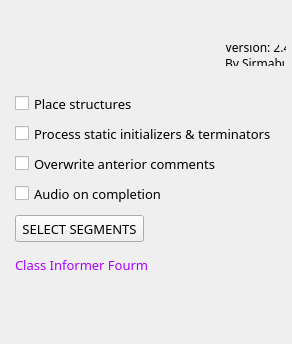
Qt form Plugin/dialog.ui (rcx/classinformer-ida7) before a commit.
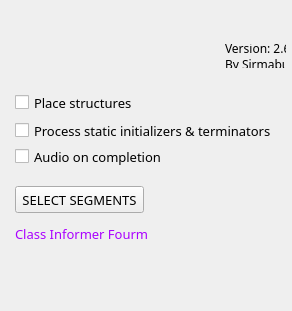
The same form after that commit. Icons and pictures are not drawn.

Diff of the .ui file:
```diff
--- a/Plugin/dialog.ui
+++ b/Plugin/dialog.ui
@@ -7,7 +7,7 @@
     <x>0</x>
     <y>0</y>
     <width>292</width>
-    <height>344</height>
+    <height>311</height>
    </rect>
   </property>
   <property name="sizePolicy">
@@ -19,13 +19,13 @@
   <property name="minimumSize">
    <size>
     <width>292</width>
-    <height>344</height>
+    <height>311</height>
    </size>
   </property>
   <property name="maximumSize">
    <size>
     <width>292</width>
-    <height>344</height>
+    <height>311</height>
    </size>
   </property>
   <property name="windowTitle">
@@ -45,7 +45,7 @@
    <property name="geometry">
     <rect>
      <x>120</x>
-     <y>312</y>
+     <y>272</y>
      <width>156</width>
      <height>24</height>
     </rect>
@@ -64,7 +64,7 @@
    <property name="geometry">
     <rect>
      <x>15</x>
-     <y>95</y>
+     <y>94</y>
      <width>121</width>
      <height>17</height>
     </rect>
@@ -86,7 +86,7 @@
    <property name="geometry">
     <rect>
      <x>15</x>
-     <y>125</y>
+     <y>122</y>
      <width>256</width>
      <height>17</height>
     </rect>
@@ -108,29 +108,7 @@
    <property name="geometry">
     <rect>
      <x>15</x>
-     <y>155</y>
-     <width>201</width>
-     <height>17</height>
-    </rect>
-   </property>
-   <property name="font">
-    <font>
-     <family>Noto Sans</family>
-     <pointsize>10</pointsize>
-    </font>
-   </property>
-   <property name="toolTip">
-    <string notr="true"/>
-   </property>
-   <property name="text">
-    <string>Overwrite anterior comments</string>
-   </property>
-  </widget>
-  <widget class="QCheckBox" name="checkBox4">
-   <property name="geometry">
-    <rect>
-     <x>15</x>
-     <y>185</y>
+     <y>148</y>
      <width>151</width>
      <height>17</height>
     </rect>
@@ -152,7 +130,7 @@
    <property name="geometry">
     <rect>
      <x>15</x>
-     <y>256</y>
+     <y>225</y>
      <width>141</width>
      <height>16</height>
     </rect>
@@ -205,9 +183,9 @@
    <property name="geometry">
     <rect>
      <x>225</x>
-     <y>45</y>
+     <y>44</y>
      <width>61</width>
-     <height>21</height>
+     <height>24</height>
     </rect>
    </property>
    <property name="font">
@@ -220,7 +198,7 @@
     <string notr="true"/>
    </property>
    <property name="text">
-    <string>Version: 2.4
+    <string>Version: 2.6
 By Sirmabus</string>
    </property>
    <property name="textFormat">
@@ -234,7 +212,7 @@
    <property name="geometry">
     <rect>
      <x>15</x>
-     <y>215</y>
+     <y>186</y>
      <width>129</width>
      <height>27</height>
     </rect>
```
